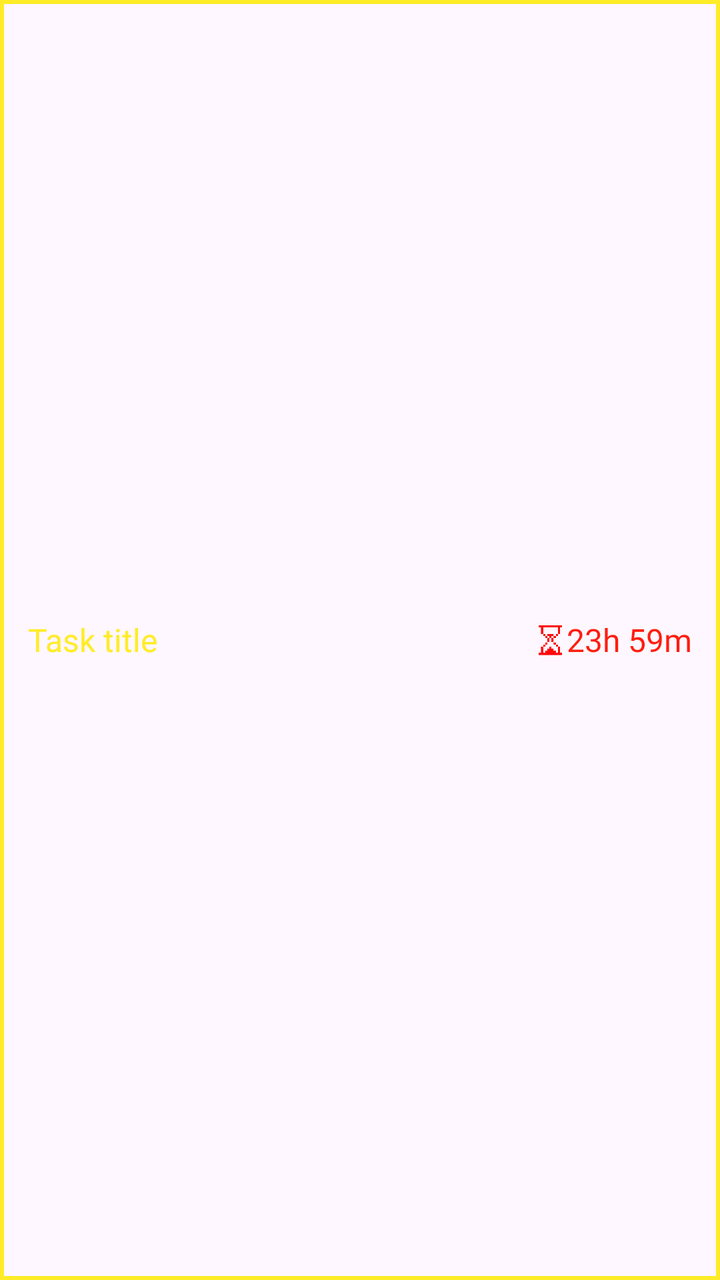
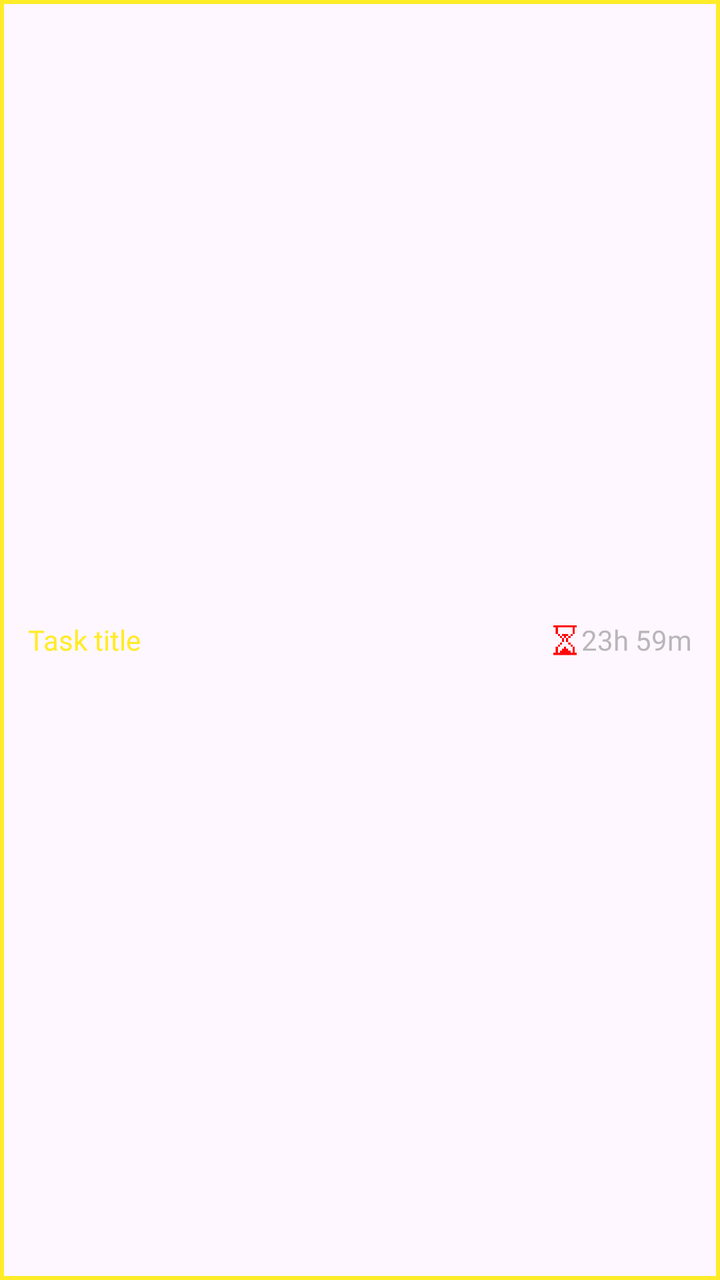

Two renders of the same Android screen: before a commit and after it. Below are the layout's source before the change and the commit's diff.
<!-- AndroidManifest.xml: application theme Theme.VOX -->
<!-- res/layout/item_task.xml -->
<?xml version="1.0" encoding="utf-8"?>
<LinearLayout xmlns:android="http://schemas.android.com/apk/res/android"
    android:layout_width="match_parent"
    android:layout_height="wrap_content"
    android:padding="14dp"
    android:layout_margin="5dp"
    android:gravity="center_vertical"
    android:orientation="horizontal"
    android:background="@drawable/container_m"
    android:layout_marginBottom="10dp">

    <TextView
        android:id="@+id/tvTaskTitle"
        android:layout_width="0dp"
        android:layout_weight="1"
        android:layout_height="wrap_content"
        android:text="Task title"
        android:textSize="16sp"
        android:textColor="@color/yellow_main"
        android:fontFamily="@font/lowerpixel"/>
    <ImageView
        android:layout_width="16dp"
        android:layout_height="16dp"
        android:src="@drawable/loading_red"/>
    <TextView
        android:id="@+id/tvTimeLeft"
        android:layout_width="wrap_content"
        android:layout_height="wrap_content"
        android:text="23h 59m"
        android:textSize="16sp"
        android:textColor="@color/red_main"
        android:fontFamily="@font/lowerpixel"/>
</LinearLayout>
<!-- resources referenced by this layout -->
<resources>
  <color name="red_main">#FF1D10</color>
  <color name="yellow_main">#FFEC28</color>
  <!-- drawable container_m (drawable) -->
  <?xml version="1.0" encoding="utf-8"?>
  <shape xmlns:android="http://schemas.android.com/apk/res/android">
      <stroke android:color="@color/yellow_main" android:width="2dp"/>
  </shape>
  <!-- drawable loading_red: png bitmap (drawable, 589 bytes) -->
  <style name="Theme.VOX" parent="Base.Theme.VOX" />
  <style name="Base.Theme.VOX" parent="Theme.Material3.DayNight.NoActionBar">
          
          
      </style>
</resources>

<!-- the commit's change to res/layout/item_task.xml (unified diff, before → after) -->
@@ -15,7 +15,7 @@
         android:layout_weight="1"
         android:layout_height="wrap_content"
         android:text="Task title"
-        android:textSize="16sp"
+        android:textSize="14sp"
         android:textColor="@color/yellow_main"
         android:fontFamily="@font/lowerpixel"/>
     <ImageView
@@ -27,7 +27,7 @@
         android:layout_width="wrap_content"
         android:layout_height="wrap_content"
         android:text="23h 59m"
-        android:textSize="16sp"
-        android:textColor="@color/red_main"
+        android:textSize="14sp"
+        android:textColor="@color/light_grey50"
         android:fontFamily="@font/lowerpixel"/>
 </LinearLayout>
<!-- resource entries referenced after the edit -->
@@ -1,6 +1,6 @@
 <!-- resources referenced by this layout -->
 <resources>
-  <color name="red_main">#FF1D10</color>
+  <color name="light_grey50">#98898989</color>
   <color name="yellow_main">#FFEC28</color>
   <!-- drawable container_m (drawable) -->
   <?xml version="1.0" encoding="utf-8"?>
